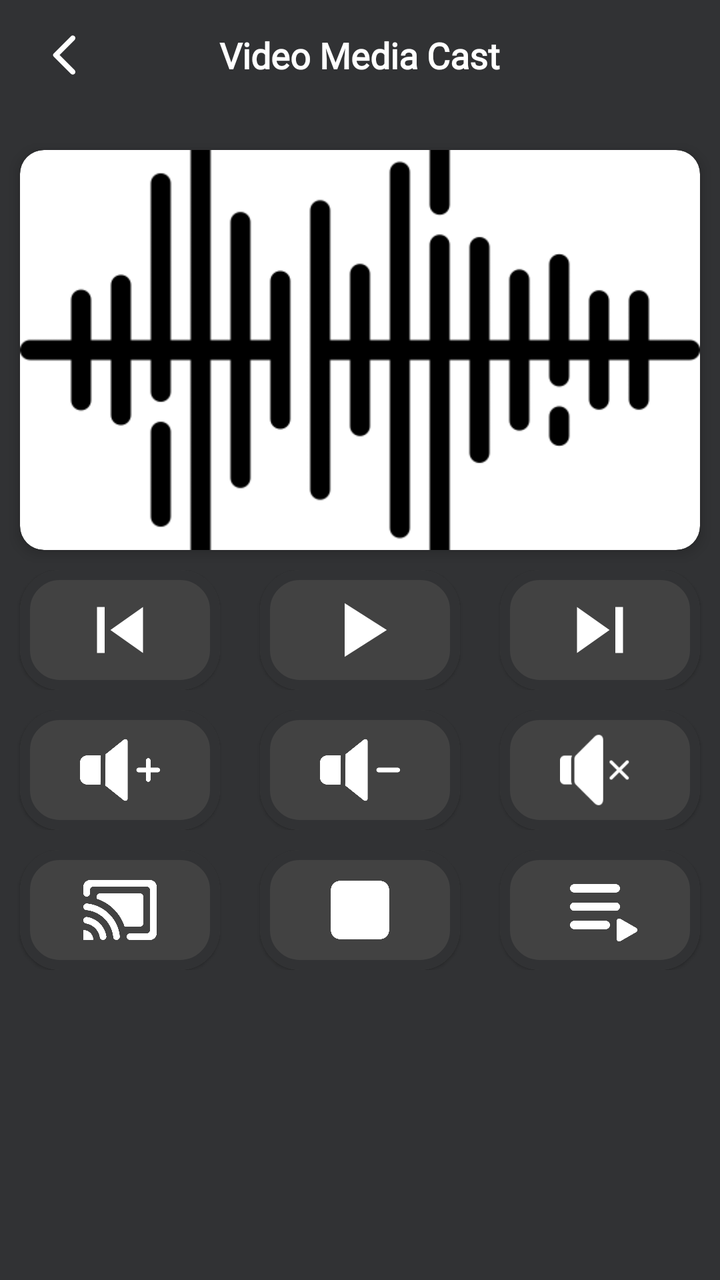
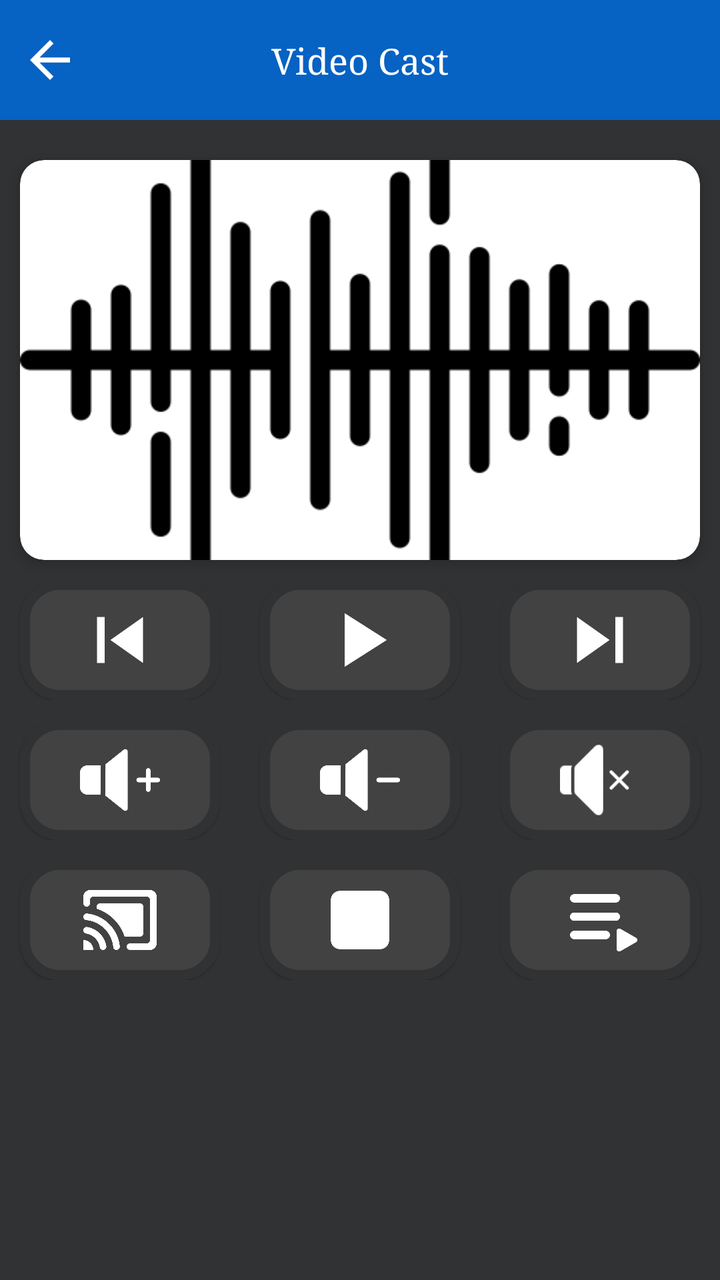

The first picture is an Android layout as it rendered before a commit; the second is the same layout after the commit. The layout source and the unified diff follow.
<!-- AndroidManifest.xml: application theme Theme.LgAndRukoMirror -->
<!-- res/layout/activity_video_cast.xml -->
<?xml version="1.0" encoding="utf-8"?>
<LinearLayout xmlns:android="http://schemas.android.com/apk/res/android"
    xmlns:app="http://schemas.android.com/apk/res-auto"
    xmlns:tools="http://schemas.android.com/tools"
    android:layout_width="match_parent"
    android:layout_height="match_parent"
    android:orientation="vertical"
    android:background="@color/app_color"
    tools:context=".activities.VideoCastCastActivity">

    <FrameLayout
        android:layout_width="match_parent"
        android:layout_height="wrap_content"
        android:paddingHorizontal="20dp"
        android:paddingVertical="15dp">

        <ImageView
            android:id="@+id/ic_back"
            android:layout_width="25dp"
            android:layout_height="25dp"
            android:layout_gravity="start"
            android:src="@drawable/round_arrow_back_ios_24"
            app:tint="@color/white" />

        <TextView
            style="@style/textHeading"
            android:layout_width="wrap_content"
            android:layout_height="wrap_content"
            android:layout_gravity="center"
            android:text="Video Media Cast"
            android:textColor="@color/white"
            android:textSize="18sp" />
    </FrameLayout>

<ScrollView
    android:layout_width="match_parent"
    android:layout_height="match_parent"
    >
    <LinearLayout
        android:layout_width="match_parent"
        android:layout_height="wrap_content"
        android:orientation="vertical"
        >
        <com.google.android.material.card.MaterialCardView
            android:layout_width="match_parent"
            android:layout_height="200dp"
            android:layout_marginHorizontal="10dp"
            app:cardCornerRadius="12dp"
            android:layout_marginTop="20dp"
            app:cardElevation="4dp"
            >
            <ImageView
                android:id="@+id/cardImage"
                android:layout_width="match_parent"
                android:layout_height="match_parent"
                android:src="@drawable/sound_waves"
                android:scaleType="centerCrop"
                />
        </com.google.android.material.card.MaterialCardView>

        <LinearLayout
            android:layout_width="match_parent"
            android:layout_height="match_parent"
            android:orientation="horizontal"
            >
            <LinearLayout
                android:layout_width="0dp"
                android:layout_height="wrap_content"
                android:layout_weight="1"
                android:layout_marginTop="10dp"
                >
                <com.google.android.material.card.MaterialCardView
                    android:layout_width="match_parent"
                    android:layout_height="60dp"
                    android:layout_gravity="center"
                    android:layout_marginHorizontal="10dp"
                    android:layout_weight="6"
                    app:cardBackgroundColor="@color/bg_color"
                    app:strokeColor="@color/app_color"
                    app:strokeWidth="5dp"
                    app:cardCornerRadius="20dp">

                    <LinearLayout
                        android:layout_width="match_parent"
                        android:layout_height="match_parent"
                        android:orientation="horizontal">

                        <ImageView
                            android:id="@+id/previousBtn"
                            android:layout_width="0dp"
                            android:layout_height="match_parent"
                            android:layout_weight="1"
                            android:rotation="180"
                            android:padding="7dp"
                            android:src="@drawable/ic_next" />
                    </LinearLayout>
                </com.google.android.material.card.MaterialCardView>




            </LinearLayout>
            <LinearLayout
                android:layout_width="0dp"
                android:layout_height="wrap_content"
                android:layout_weight="1"
                android:layout_marginTop="10dp"
                >
                <com.google.android.material.card.MaterialCardView
                    android:layout_width="match_parent"
                    android:layout_height="60dp"
                    android:layout_gravity="center"
                    android:layout_marginHorizontal="10dp"
                    android:layout_weight="6"
                    app:cardBackgroundColor="@color/bg_color"
                    app:strokeColor="@color/app_color"
                    app:strokeWidth="5dp"
                    app:cardCornerRadius="20dp">

                    <LinearLayout
                        android:layout_width="match_parent"
                        android:layout_height="match_parent"
                        android:orientation="horizontal">

                        <ImageView
                            android:id="@+id/playBtn"
                            android:layout_width="0dp"
                            android:layout_height="match_parent"
                            android:padding="7dp"
                            android:layout_weight="1"
                            android:src="@drawable/ic_play" />
                    </LinearLayout>
                </com.google.android.material.card.MaterialCardView>




            </LinearLayout>
            <LinearLayout
                android:layout_width="0dp"
                android:layout_height="wrap_content"
                android:layout_weight="1"
                android:layout_marginTop="10dp"
                >
                <com.google.android.material.card.MaterialCardView
                    android:layout_width="match_parent"
                    android:layout_height="60dp"
                    android:layout_gravity="center"
                    android:layout_marginHorizontal="10dp"
                    android:layout_weight="6"
                    app:cardBackgroundColor="@color/bg_color"
                    app:strokeColor="@color/app_color"
                    app:strokeWidth="5dp"
                    app:cardCornerRadius="20dp">

                    <LinearLayout
                        android:layout_width="match_parent"
                        android:layout_height="match_parent"
                        android:orientation="horizontal">

                        <ImageView
                            android:id="@+id/Nextbtn"
                            android:layout_width="0dp"
                            android:layout_height="match_parent"
                            android:padding="7dp"
                            android:layout_weight="1"
                            android:src="@drawable/ic_next" />
                    </LinearLayout>
                </com.google.android.material.card.MaterialCardView>




            </LinearLayout>
        </LinearLayout>
        <LinearLayout
            android:layout_width="match_parent"
            android:layout_height="match_parent"
            android:orientation="horizontal"
            >
            <LinearLayout
                android:layout_width="0dp"
                android:layout_height="wrap_content"
                android:layout_weight="1"
                android:layout_marginTop="10dp"
                >
                <com.google.android.material.card.MaterialCardView
                    android:layout_width="match_parent"
                    android:layout_height="60dp"
                    android:layout_gravity="center"
                    android:layout_marginHorizontal="10dp"
                    android:layout_weight="6"
                    app:cardBackgroundColor="@color/bg_color"
                    app:strokeColor="@color/app_color"
                    app:strokeWidth="5dp"
                    app:cardCornerRadius="20dp">

                    <LinearLayout
                        android:layout_width="match_parent"
                        android:layout_height="match_parent"
                        android:orientation="horizontal">

                        <ImageView
                            android:id="@+id/volUpBtn"
                            android:layout_width="0dp"
                            android:layout_height="match_parent"
                            android:layout_weight="1"
                            android:padding="10dp"
                            android:src="@drawable/volume_up"
                            app:tint="@color/white" />
                    </LinearLayout>
                </com.google.android.material.card.MaterialCardView>




            </LinearLayout>
            <LinearLayout
                android:layout_width="0dp"
                android:layout_height="wrap_content"
                android:layout_weight="1"
                android:layout_marginTop="10dp"
                >
                <com.google.android.material.card.MaterialCardView
                    android:layout_width="match_parent"
                    android:layout_height="60dp"
                    android:layout_gravity="center"
                    android:layout_marginHorizontal="10dp"
                    android:layout_weight="6"
                    app:cardBackgroundColor="@color/bg_color"
                    app:strokeColor="@color/app_color"
                    app:strokeWidth="5dp"
                    app:cardCornerRadius="20dp">

                    <LinearLayout
                        android:layout_width="match_parent"
                        android:layout_height="match_parent"
                        android:orientation="horizontal">

                        <ImageView
                            android:id="@+id/volDownBtn"
                            android:layout_width="0dp"
                            android:layout_height="match_parent"
                            android:layout_weight="1"
                            android:padding="10dp"
                            android:src="@drawable/volume_down"
                            app:tint="@color/white" />
                    </LinearLayout>
                </com.google.android.material.card.MaterialCardView>




            </LinearLayout>
            <LinearLayout
                android:layout_width="0dp"
                android:layout_height="wrap_content"
                android:layout_weight="1"
                android:layout_marginTop="10dp"
                >
                <com.google.android.material.card.MaterialCardView
                    android:layout_width="match_parent"
                    android:layout_height="60dp"
                    android:layout_gravity="center"
                    android:layout_marginHorizontal="10dp"
                    android:layout_weight="6"
                    app:cardBackgroundColor="@color/bg_color"
                    app:strokeColor="@color/app_color"
                    app:strokeWidth="5dp"
                    app:cardCornerRadius="20dp">

                    <LinearLayout
                        android:layout_width="match_parent"
                        android:layout_height="match_parent"
                        android:orientation="horizontal">

                        <ImageView
                            android:id="@+id/muteBtn"
                            android:layout_width="0dp"
                            android:layout_height="match_parent"
                            android:layout_weight="1"
                            android:padding="10dp"
                            android:src="@drawable/mute"
                            app:tint="@color/white" />
                    </LinearLayout>
                </com.google.android.material.card.MaterialCardView>




            </LinearLayout>
        </LinearLayout>
        <LinearLayout
            android:layout_width="match_parent"
            android:layout_height="match_parent"
            android:orientation="horizontal"
            >
            <LinearLayout
                android:layout_width="0dp"
                android:layout_height="wrap_content"
                android:layout_weight="1"
                android:layout_marginTop="10dp"
                >
                <com.google.android.material.card.MaterialCardView
                    android:layout_width="match_parent"
                    android:layout_height="60dp"
                    android:layout_gravity="center"
                    android:layout_marginHorizontal="10dp"
                    android:layout_weight="6"
                    app:cardBackgroundColor="@color/bg_color"
                    app:strokeColor="@color/app_color"
                    app:strokeWidth="5dp"
                    app:cardCornerRadius="20dp">

                    <LinearLayout
                        android:layout_width="match_parent"
                        android:layout_height="match_parent"
                        android:orientation="horizontal">

                        <ImageView
                            android:id="@+id/castBtn"
                            android:layout_width="0dp"
                            android:layout_height="match_parent"
                            android:layout_weight="1"
                            android:padding="10dp"
                            android:src="@drawable/castvizio"
                            app:tint="@color/white" />
                    </LinearLayout>
                </com.google.android.material.card.MaterialCardView>




            </LinearLayout>
            <LinearLayout
                android:layout_width="0dp"
                android:layout_height="wrap_content"
                android:layout_weight="1"
                android:layout_marginTop="10dp"
                >
                <com.google.android.material.card.MaterialCardView
                    android:layout_width="match_parent"
                    android:layout_height="60dp"
                    android:layout_gravity="center"
                    android:layout_marginHorizontal="10dp"
                    android:layout_weight="6"
                    app:cardBackgroundColor="@color/bg_color"
                    app:strokeColor="@color/app_color"
                    app:strokeWidth="5dp"
                    app:cardCornerRadius="20dp">

                    <LinearLayout
                        android:layout_width="match_parent"
                        android:layout_height="match_parent"
                        android:orientation="horizontal">

                        <ImageView
                            android:id="@+id/stopBtn"
                            android:layout_width="0dp"
                            android:layout_height="match_parent"
                            android:layout_weight="1"
                            android:padding="10dp"
                            android:src="@drawable/stopnew"
                            app:tint="@color/white" />
                    </LinearLayout>
                </com.google.android.material.card.MaterialCardView>




            </LinearLayout>
            <LinearLayout
                android:layout_width="0dp"
                android:layout_height="wrap_content"
                android:layout_weight="1"
                android:layout_marginTop="10dp"
                >
                <com.google.android.material.card.MaterialCardView
                    android:layout_width="match_parent"
                    android:layout_height="60dp"
                    android:layout_gravity="center"
                    android:layout_marginHorizontal="10dp"
                    android:layout_weight="6"
                    app:cardBackgroundColor="@color/bg_color"
                    app:strokeColor="@color/app_color"
                    app:strokeWidth="5dp"
                    app:cardCornerRadius="20dp">

                    <LinearLayout
                        android:layout_width="match_parent"
                        android:layout_height="match_parent"
                        android:orientation="horizontal">

                        <ImageView
                            android:id="@+id/playListBtn"
                            android:layout_width="0dp"
                            android:layout_height="match_parent"
                            android:layout_weight="1"
                            android:padding="10dp"
                            android:src="@drawable/playlist_screen"
                            app:tint="@color/white" />
                    </LinearLayout>
                </com.google.android.material.card.MaterialCardView>




            </LinearLayout>
        </LinearLayout>



    </LinearLayout>


</ScrollView>

</LinearLayout>
<!-- resources referenced by this layout -->
<resources>
  <color name="app_color">#313234</color>
  <color name="bg_color">#424242</color>
  <color name="white">#FFFFFFFF</color>
  <!-- drawable castvizio: png bitmap (drawable, 12951 bytes) -->
  <!-- drawable ic_next (drawable) -->
  <vector android:height="24dp" android:tint="#FFFFFF"
      android:viewportHeight="24" android:viewportWidth="24"
      android:width="24dp" xmlns:android="http://schemas.android.com/apk/res/android">
      <path android:fillColor="@android:color/white" android:pathData="M6,18l8.5,-6L6,6v12zM16,6v12h2V6h-2z"/>
  </vector>
  <!-- drawable ic_play (drawable) -->
  <vector android:height="24dp" android:tint="#FFFFFF"
      android:viewportHeight="24" android:viewportWidth="24"
      android:width="24dp" xmlns:android="http://schemas.android.com/apk/res/android">
      <path android:fillColor="@android:color/white" android:pathData="M8,5v14l11,-7z"/>
  </vector>
  <!-- drawable mute: png bitmap (drawable, 990 bytes) -->
  <!-- drawable playlist_screen: png bitmap (drawable, 5461 bytes) -->
  <!-- drawable round_arrow_back_ios_24 (drawable) -->
  <vector android:autoMirrored="true" android:height="24dp"
      android:tint="#000000" android:viewportHeight="24"
      android:viewportWidth="24" android:width="24dp" xmlns:android="http://schemas.android.com/apk/res/android">
      <path android:fillColor="@android:color/white" android:pathData="M16.62,2.99c-0.49,-0.49 -1.28,-0.49 -1.77,0L6.54,11.3c-0.39,0.39 -0.39,1.02 0,1.41l8.31,8.31c0.49,0.49 1.28,0.49 1.77,0s0.49,-1.28 0,-1.77L9.38,12l7.25,-7.25c0.48,-0.48 0.48,-1.28 -0.01,-1.76z"/>
  </vector>
  <!-- drawable sound_waves: png bitmap (drawable, 6557 bytes) -->
  <!-- drawable stopnew: png bitmap (drawable, 4083 bytes) -->
  <!-- drawable volume_down: png bitmap (drawable, 5767 bytes) -->
  <!-- drawable volume_up: png bitmap (drawable, 6283 bytes) -->
  <style name="textHeading" parent="Theme.MaterialComponents.DayNight.NoActionBar">
          <item name="android:fontFamily">@font/albra</item>
          <item name="android:textSize">17sp</item>
          <item name="android:textColor">@color/black</item>
          <item name="android:layout_width">wrap_content</item>
          <item name="android:layout_height">wrap_content</item>
          <item name="android:textAllCaps">false</item>
          <item name="android:textStyle">bold</item>
      </style>
  <style name="Theme.LgAndRukoMirror" parent="Theme.MaterialComponents.DayNight.NoActionBar">
          
          <item name="colorPrimary">@color/purple_500</item>
          <item name="colorPrimaryVariant">@color/purple_700</item>
          <item name="colorOnPrimary">@color/white</item>
          
          <item name="colorSecondary">@color/teal_200</item>
          <item name="colorSecondaryVariant">@color/teal_700</item>
          <item name="colorOnSecondary">@color/black</item>
          
          <item name="android:statusBarColor">?attr/colorPrimaryVariant</item>
          
      </style>
  <color name="black">#FF000000</color>
  <color name="purple_500">#000000</color>
  <color name="purple_700">#000000</color>
  <color name="teal_200">#FF03DAC5</color>
  <color name="teal_700">#FF018786</color>
</resources>

<!-- the commit's change to res/layout/activity_video_cast.xml (unified diff, before → after) -->
@@ -8,31 +8,48 @@
     android:background="@color/app_color"
     tools:context=".activities.VideoCastCastActivity">
 
-    <FrameLayout
+    <androidx.constraintlayout.widget.ConstraintLayout
         android:layout_width="match_parent"
-        android:layout_height="wrap_content"
-        android:paddingHorizontal="20dp"
-        android:paddingVertical="15dp">
+        android:layout_height="wrap_content">
+
+
+        <View
+            android:id="@+id/toolBar"
+            android:layout_width="match_parent"
+            android:layout_height="60dp"
+            android:background="@color/app_color_2"
+            app:layout_constraintEnd_toEndOf="parent"
+            app:layout_constraintStart_toStartOf="parent"
+            app:layout_constraintTop_toTopOf="parent" />
 
         <ImageView
-            android:id="@+id/ic_back"
-            android:layout_width="25dp"
-            android:layout_height="25dp"
-            android:layout_gravity="start"
-            android:src="@drawable/round_arrow_back_ios_24"
-            app:tint="@color/white" />
+            android:id="@+id/ivBack"
+            android:layout_width="30dp"
+            android:layout_height="30dp"
+            android:layout_marginStart="10dp"
+            android:src="@drawable/ic_back"
+            app:layout_constraintBottom_toBottomOf="@+id/toolBar"
+            app:layout_constraintStart_toStartOf="@+id/toolBar"
+            app:layout_constraintTop_toTopOf="@+id/toolBar" />
 
         <TextView
-            style="@style/textHeading"
             android:layout_width="wrap_content"
             android:layout_height="wrap_content"
-            android:layout_gravity="center"
-            android:text="Video Media Cast"
+            android:fontFamily="serif"
+            android:text="Video Cast"
             android:textColor="@color/white"
-            android:textSize="18sp" />
-    </FrameLayout>
-
-<ScrollView
+            android:maxLines="1"
+            android:textSize="18sp"
+            app:layout_constraintBottom_toBottomOf="@+id/toolBar"
+            app:layout_constraintEnd_toEndOf="@+id/toolBar"
+            app:layout_constraintStart_toStartOf="@+id/toolBar"
+            app:layout_constraintTop_toTopOf="@+id/toolBar" />
+
+
+    </androidx.constraintlayout.widget.ConstraintLayout>
+
+
+    <ScrollView
     android:layout_width="match_parent"
     android:layout_height="match_parent"
     >
<!-- resource entries referenced after the edit -->
@@ -1,9 +1,16 @@
 <!-- resources referenced by this layout -->
 <resources>
   <color name="app_color">#313234</color>
+  <color name="app_color_2">#0662C3</color>
   <color name="bg_color">#424242</color>
   <color name="white">#FFFFFFFF</color>
   <!-- drawable castvizio: png bitmap (drawable, 12951 bytes) -->
+  <!-- drawable ic_back (drawable) -->
+  <vector android:autoMirrored="true" android:height="24dp"
+      android:tint="@color/white" android:viewportHeight="24"
+      android:viewportWidth="24" android:width="24dp" xmlns:android="http://schemas.android.com/apk/res/android">
+      <path android:fillColor="@android:color/white" android:pathData="M20,11H7.83l5.59,-5.59L12,4l-8,8 8,8 1.41,-1.41L7.83,13H20v-2z"/>
+  </vector>
   <!-- drawable ic_next (drawable) -->
   <vector android:height="24dp" android:tint="#FFFFFF"
       android:viewportHeight="24" android:viewportWidth="24"
@@ -18,25 +25,10 @@
   </vector>
   <!-- drawable mute: png bitmap (drawable, 990 bytes) -->
   <!-- drawable playlist_screen: png bitmap (drawable, 5461 bytes) -->
-  <!-- drawable round_arrow_back_ios_24 (drawable) -->
-  <vector android:autoMirrored="true" android:height="24dp"
-      android:tint="#000000" android:viewportHeight="24"
-      android:viewportWidth="24" android:width="24dp" xmlns:android="http://schemas.android.com/apk/res/android">
-      <path android:fillColor="@android:color/white" android:pathData="M16.62,2.99c-0.49,-0.49 -1.28,-0.49 -1.77,0L6.54,11.3c-0.39,0.39 -0.39,1.02 0,1.41l8.31,8.31c0.49,0.49 1.28,0.49 1.77,0s0.49,-1.28 0,-1.77L9.38,12l7.25,-7.25c0.48,-0.48 0.48,-1.28 -0.01,-1.76z"/>
-  </vector>
   <!-- drawable sound_waves: png bitmap (drawable, 6557 bytes) -->
   <!-- drawable stopnew: png bitmap (drawable, 4083 bytes) -->
   <!-- drawable volume_down: png bitmap (drawable, 5767 bytes) -->
   <!-- drawable volume_up: png bitmap (drawable, 6283 bytes) -->
-  <style name="textHeading" parent="Theme.MaterialComponents.DayNight.NoActionBar">
-          <item name="android:fontFamily">@font/albra</item>
-          <item name="android:textSize">17sp</item>
-          <item name="android:textColor">@color/black</item>
-          <item name="android:layout_width">wrap_content</item>
-          <item name="android:layout_height">wrap_content</item>
-          <item name="android:textAllCaps">false</item>
-          <item name="android:textStyle">bold</item>
-      </style>
   <style name="Theme.LgAndRukoMirror" parent="Theme.MaterialComponents.DayNight.NoActionBar">
           
           <item name="colorPrimary">@color/purple_500</item>
